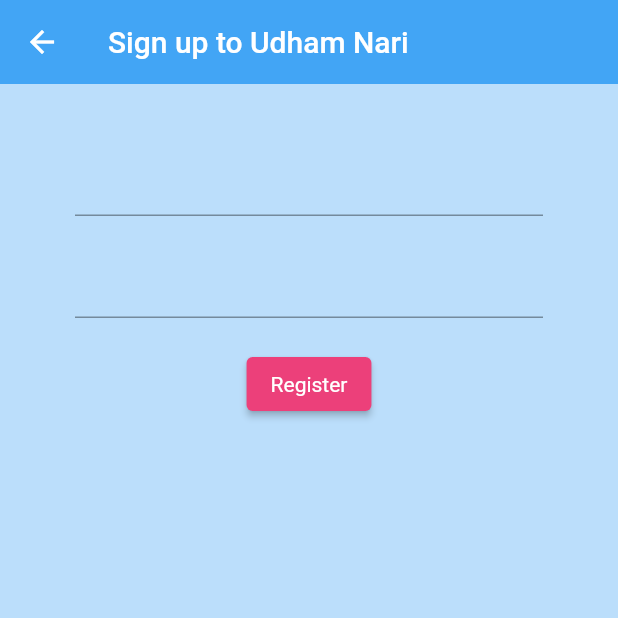
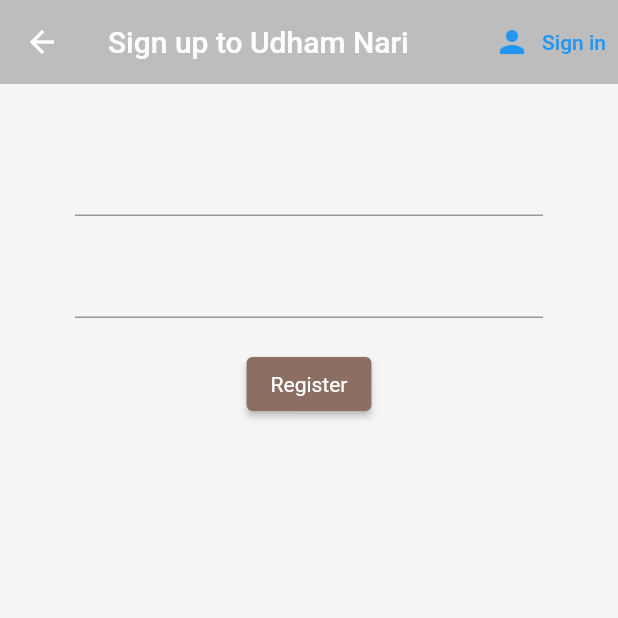
Before and after one commit to nepali-rakshya/chat_application_IT_Project, a Flutter app: the Register screen opened directly, on a phone screen of 412 x 824 dp, the top half of it. Run offline on Flutter 3.47's test engine with Material 2 defaults, Android fonts, the phone set to English and light mode, and no system bars; our stand-ins replace firebase_auth, firebase_core; accounts and stored records are empty.

Commit message:
first commit

```diff
--- a/lib/screens/authenticate/register.dart
+++ b/lib/screens/authenticate/register.dart
@@ -16,12 +16,18 @@ class _RegisterState extends State<Register> {
   @override
   Widget build(BuildContext context) {
     return Scaffold(
-      backgroundColor: Colors.blue[100],
+      backgroundColor: Colors.grey[100],
       appBar: AppBar(
-        backgroundColor: Colors.blue[400],
-        elevation: 0.0,
-        title: const Text('Sign up to Udham Nari'),
-      ),
+          backgroundColor: Colors.grey[400],
+          elevation: 0.0,
+          title: const Text('Sign up to Udham Nari'),
+          actions: <Widget>[
+            TextButton.icon(
+              icon: Icon(Icons.person),
+              label: Text('Sign in'),
+              onPressed: () {},
+            )
+          ]),
       body: Container(
         padding: const EdgeInsets.symmetric(vertical: 20.0, horizontal: 50.0),
         child: Form(
@@ -43,7 +49,7 @@ class _RegisterState extends State<Register> {
                 child: Text('Register'),
                 style: ButtonStyle(
                     backgroundColor:
-                        MaterialStateProperty.all(Colors.pink[400]),
+                        MaterialStateProperty.all(Colors.brown[400]),
                     textStyle: MaterialStateProperty.all(
                         TextStyle(color: Colors.white))),
                 onPressed: () async {
```
Also changed, not shown: lib/screens/authenticate/authenticate.dart (+8 -3 lines), lib/screens/authenticate/sign_in.dart (+10 -3 lines).
